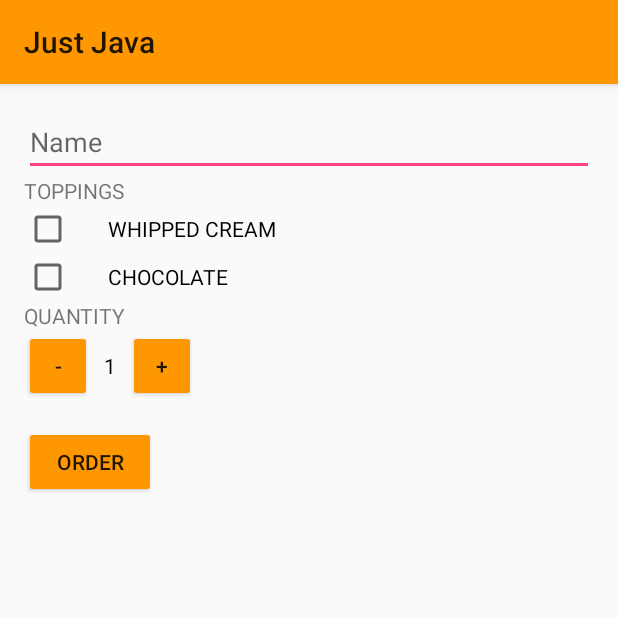
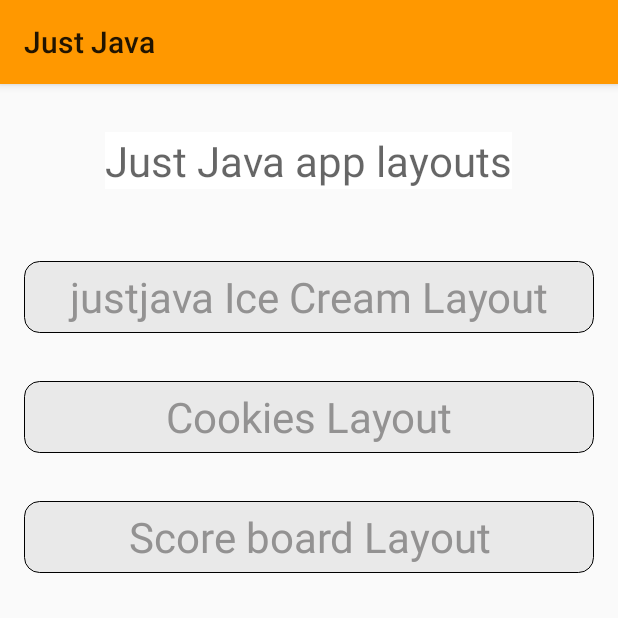
Before and after one commit to rheniytron/JustJava, an Android app: the screen it shows after launch (MainActivity), on a phone screen of 412 x 824 dp, the top half of it. Run offline under Robolectric (Android 15) with nearby library versions, the phone set to English and light mode, and no system bars.

Commit message:
made a static refrence to layout from the main.xml

```diff
--- a/app/src/main/java/com/example/android/justjava/MainActivity.java
+++ b/app/src/main/java/com/example/android/justjava/MainActivity.java
@@ -4,6 +4,7 @@ import android.content.Intent;
 import android.net.Uri;
 import android.support.v7.app.AppCompatActivity;
 import android.os.Bundle;
+import android.util.Log;
 import android.view.View;
 import android.widget.Button;
 import android.widget.CheckBox;
@@ -14,12 +15,16 @@ import android.widget.TextView;
 import java.lang.reflect.Array;
 import java.text.NumberFormat;
 
+import static com.example.android.justjava.R.layout.activity_main;
+import static com.example.android.justjava.R.layout.cookies;
+import static com.example.android.justjava.R.layout.court_counter;
+
 public class MainActivity extends AppCompatActivity {
 
     @Override
     protected void onCreate(Bundle savedInstanceState) {
         super.onCreate(savedInstanceState);
-        setContentView(R.layout.activity_main);
+        setContentView(R.layout.main);
 
     }
 
@@ -196,4 +201,28 @@ public class MainActivity extends AppCompatActivity {
 
     }
 
+    public void iceCream_Layout(View view) {
+        try {
+            this.setContentView(activity_main);
+        } catch (Exception ex){
+            Log.e("layout",ex.toString());
+        }
+
+    }
+
+    public void cookies(View view) {
+        try {
+            this.setContentView(cookies);
+        } catch (Exception ex){
+            Log.e("layout",ex.toString());
+        }
+    }
+
+    public void score_board(View view) {
+        try {
+            this.setContentView(court_counter);
+        } catch (Exception ex){
+            Log.e("layout",ex.toString());
+        }
+    }
 }
--- /dev/null
+++ b/app/src/main/res/color/btn_text_color.xml
@@ -0,0 +1,7 @@
+<?xml version="1.0" encoding="utf-8"?>
+<selector xmlns:android="http://schemas.android.com/apk/res/android">
+
+    <item android:state_pressed="false" android:color="#939292"/>
+    <item android:state_pressed="true"  android:color="#ffffff"/>
+
+</selector>
--- /dev/null
+++ b/app/src/main/res/drawable/btn_stroked.xml
@@ -0,0 +1,26 @@
+<?xml version="1.0" encoding="utf-8"?>
+<selector xmlns:android="http://schemas.android.com/apk/res/android">
+    <item android:state_pressed="false">
+        <shape android:shape="rectangle">
+            <solid android:color="#11000000"/>
+            <corners android:radius="10dp"/>
+            <stroke android:color="#000000"
+                    android:width=".5dp"/>
+            <padding android:bottom="4dp"
+                android:top="4dp"
+                android:left="4dp"
+                android:right="4dp" />
+        </shape>
+    </item>
+    <item android:state_pressed="true">
+        <shape android:shape="rectangle">
+            <solid android:color="@color/colorAccent" />
+            <corners android:radius="10dp"/>
+            <padding android:bottom="4dp"
+                android:top="4dp"
+                android:left="4dp"
+                android:right="4dp" />
+        </shape>
+
+    </item>
+</selector>
--- /dev/null
+++ b/app/src/main/res/layout/main.xml
@@ -0,0 +1,57 @@
+<?xml version="1.0" encoding="utf-8"?>
+<LinearLayout xmlns:android="http://schemas.android.com/apk/res/android"
+    android:orientation="vertical" android:layout_width="match_parent"
+    android:layout_height="match_parent">
+
+    <TextView
+        android:layout_width="wrap_content"
+        android:layout_height="wrap_content"
+        android:text="@string/justjava"
+        android:textSize="28dp"
+        android:textAppearance="?android:textAppearanceMedium"
+        android:gravity="center"
+        android:layout_gravity="center"
+        android:background="#fff"
+        android:fontFamily="sans-serif"
+        android:layout_margin="32dp"/>
+
+    <Button
+        android:layout_width="match_parent"
+        android:layout_height="wrap_content"
+        android:textSize="28dp"
+        android:textAppearance="?android:textAppearanceMedium"
+        android:gravity="center"
+        android:background="@drawable/btn_stroked"
+        android:text="@string/justjava_ice_cream_layout"
+        android:id="@+id/iceCream_Layout"
+        android:textColor="@color/btn_text_color"
+        android:layout_margin="16dp"
+        android:onClick="iceCream_Layout"/>
+
+    <Button
+        android:layout_width="match_parent"
+        android:layout_height="wrap_content"
+        android:textSize="28dp"
+        android:textAppearance="?android:textAppearanceMedium"
+        android:gravity="center"
+        android:background="@drawable/btn_stroked"
+        android:text="@string/cookies"
+        android:id="@+id/cookies"
+        android:textColor="@color/btn_text_color"
+        android:layout_margin="16dp"
+        android:onClick="cookies"/>
+    <Button
+        android:layout_width="match_parent"
+        android:layout_height="wrap_content"
+        android:textSize="28dp"
+        android:textAppearance="?android:textAppearanceMedium"
+        android:gravity="center"
+        android:background="@drawable/btn_stroked"
+        android:text="@string/score_board"
+        android:id="@+id/score_board"
+        android:textColor="@color/btn_text_color"
+        android:layout_margin="16dp"
+        android:onClick="score_board"/>
+
+
+</LinearLayout>
--- a/app/src/main/res/values/strings.xml
+++ b/app/src/main/res/values/strings.xml
@@ -1,3 +1,7 @@
 <resources>
     <string name="app_name">Just Java</string>
+    <string name="justjava_ice_cream_layout">justjava Ice Cream Layout</string>
+    <string name="cookies">Cookies Layout</string>
+    <string name="score_board">Score board Layout</string>
+    <string name="justjava">Just Java app layouts</string>
 </resources>
```
